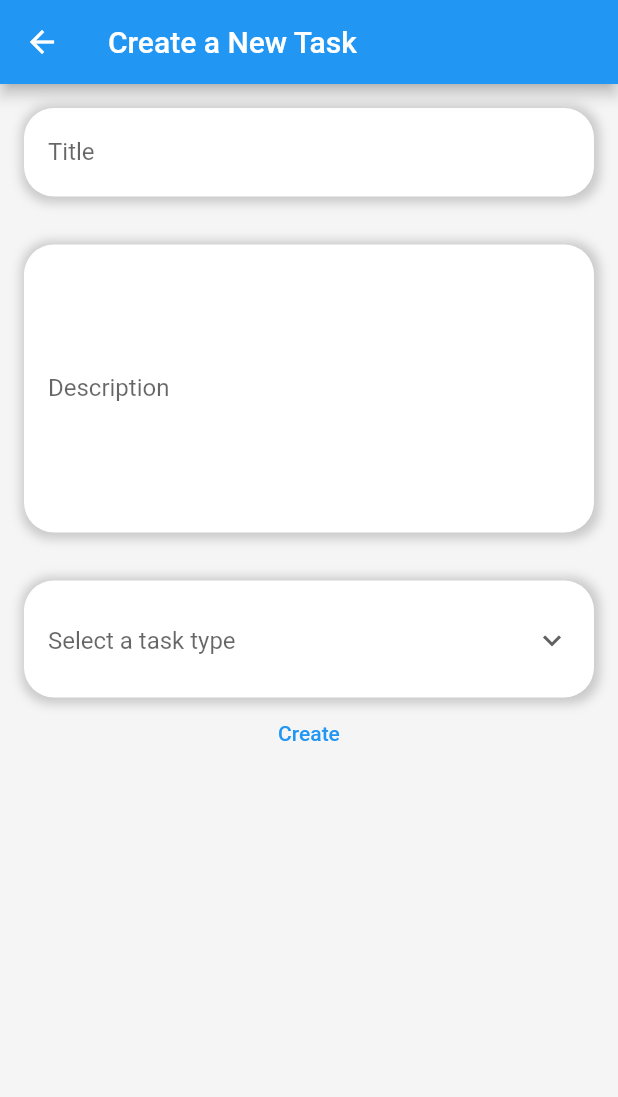
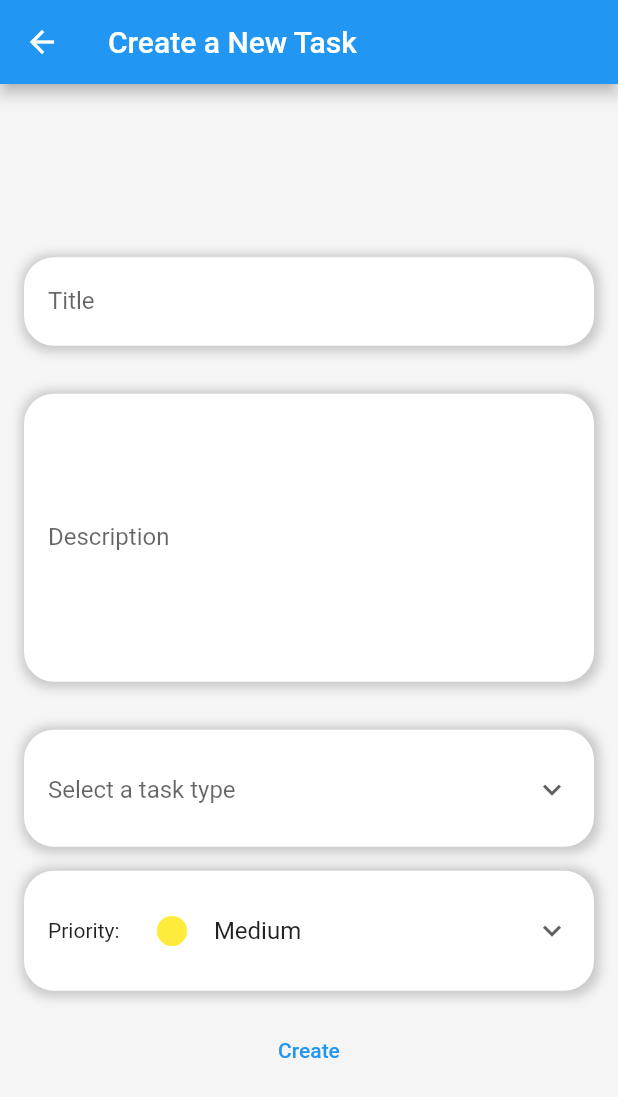
Before and after one commit to emilysmithson/careshare, a Flutter app: the CreateOrEditATaskScreen screen opened directly, on a phone screen of 412 x 824 dp. Shown: the top 1097 px of the screen. Run offline on Flutter 3.47's test engine with Material 2 defaults, Android fonts, the light colour scheme and no system bars; our stand-ins replace dartz, firebase_auth, firebase_core, firebase_database; accounts and stored records are empty.

Commit message:
add priorities

```diff
--- /dev/null
+++ b/lib/task_manager/domain/models/priority.dart
@@ -0,0 +1,45 @@
+import 'package:flutter/material.dart';
+
+class Priority {
+  final String level;
+  final int value;
+  final Color color;
+
+  Priority({
+    required this.level,
+    required this.value,
+    required this.color,
+  });
+  static final Priority highest = Priority(
+    level: 'Highest',
+    value: 1,
+    color: Colors.red,
+  );
+  static final Priority high = Priority(
+    level: 'High',
+    value: 2,
+    color: Colors.orange,
+  );
+  static final Priority medium = Priority(
+    level: 'Medium',
+    value: 3,
+    color: Colors.yellow,
+  );
+  static final Priority low = Priority(
+    level: 'Low',
+    value: 4,
+    color: Colors.blueGrey,
+  );
+  static final Priority lowest = Priority(
+    level: 'Lowest',
+    value: 5,
+    color: Colors.grey,
+  );
+  static final List<Priority> priorityList = [
+    highest,
+    high,
+    medium,
+    low,
+    lowest,
+  ];
+}
--- a/lib/task_manager/domain/models/task.dart
+++ b/lib/task_manager/domain/models/task.dart
@@ -1,3 +1,5 @@
+import 'package:careshare/task_manager/domain/models/priority.dart';
+
 import 'task_type.dart';
 
 enum Status {
@@ -10,13 +12,13 @@ class CareTask {
   final String description;
   late String? id;
   DateTime? dateCreated;
+  final Priority priority;
 
   // final bool assigned;
 
   late String? createdBy;
 
   final TaskType taskType;
-  // final DateTime dueDate;
 
   CareTask({
     required this.title,
@@ -27,7 +29,7 @@ class CareTask {
     this.createdBy,
     required this.taskType,
     this.dateCreated,
-    // required this.dueDate,
+    required this.priority,
   });
 
   Map<String, dynamic> toJson() {
@@ -38,6 +40,8 @@ class CareTask {
       'created_by': createdBy,
       'task_type': taskType.type,
       'date_created': dateCreated.toString(),
+      'priority': priority.value,
+      // 'due_date': dueDate.toString(),
       // 'task_type': taskType,
       // 'due_date': dueDate,
     };
--- a/lib/task_manager/infrastructure/repositories/task_repository_impl.dart
+++ b/lib/task_manager/infrastructure/repositories/task_repository_impl.dart
@@ -1,3 +1,4 @@
+import 'package:careshare/task_manager/domain/models/priority.dart';
 import 'package:dartz/dartz.dart';
 import 'package:firebase_database/firebase_database.dart';
 
@@ -45,6 +46,8 @@ class TaskRepoositoryImpl implements TaskRepository {
               description: value['description'] ?? '',
               createdBy: value['created_by'] ?? '',
               id: key,
+              priority: Priority.priorityList
+                  .firstWhere((element) => value['priority'] == element.value),
               dateCreated: DateTime.parse(value['date_created']),
               taskType: TaskType.taskTypeList.firstWhere(
                 (element) => element.type == value['task_type'],
--- a/lib/task_manager/presenter/create_or_edit_task/create_or_edit_task_controller.dart
+++ b/lib/task_manager/presenter/create_or_edit_task/create_or_edit_task_controller.dart
@@ -1,5 +1,6 @@
 import 'package:flutter/material.dart';
 
+import '../../domain/models/priority.dart';
 import '../../domain/models/task.dart';
 import '../../domain/models/task_type.dart';
 import '../../domain/usecases/all_usecases.dart';
@@ -9,6 +10,7 @@ class CreateOrEditATaskController {
   final formKey = GlobalKey<FormState>();
   TaskType? taskType;
   bool isCreateTask = true;
+  Priority priority = Priority.medium;
 
   late TextEditingController titleController;
   late TextEditingController descriptionController;
@@ -35,6 +37,7 @@ class CreateOrEditATaskController {
         title: titleController.text,
         description: descriptionController.text,
         dateCreated: DateTime.now(),
+        priority: priority,
       );
       if (isCreateTask) {
         TasksUseCases.createATask(task);
--- a/lib/task_manager/presenter/create_or_edit_task/create_or_edit_task_screen.dart
+++ b/lib/task_manager/presenter/create_or_edit_task/create_or_edit_task_screen.dart
@@ -1,9 +1,11 @@
+import '../../domain/models/priority.dart';
 import 'package:flutter/material.dart';
 
 import '../../../style/style.dart';
 import '../../../widgets/custom_form_field.dart';
 import '../../domain/models/task.dart';
 import '../../domain/models/task_type.dart';
+import '../widgets/select_priority.dart';
 import '../widgets/select_task_type.dart';
 import 'create_or_edit_task_controller.dart';
 
@@ -34,12 +36,14 @@ class _CreateOrEditATaskScreenState extends State<CreateOrEditATaskScreen> {
     return Scaffold(
       backgroundColor: Colors.grey.shade100,
       appBar: AppBar(
-        title: const Text('Create a New Task'),
+        title:
+            Text(controller.isCreateTask ? 'Create a New Task' : 'Edit a Task'),
       ),
       body: SafeArea(
         child: Center(
           child: Form(
             key: controller.formKey,
+            child: SingleChildScrollView(
               child: Column(
                 children: [
                   CustomFormField(
@@ -68,7 +72,8 @@ class _CreateOrEditATaskScreenState extends State<CreateOrEditATaskScreen> {
                   Container(
                     width: double.infinity,
                     margin: const EdgeInsets.only(top: 16, left: 16, right: 16),
-                  padding: const EdgeInsets.only(top: 16, left: 16, right: 16),
+                    padding:
+                        const EdgeInsets.only(top: 16, left: 16, right: 16),
                     decoration: Style.boxDecoration,
                     child: Column(
                       crossAxisAlignment: CrossAxisAlignment.start,
@@ -88,6 +93,11 @@ class _CreateOrEditATaskScreenState extends State<CreateOrEditATaskScreen> {
                         )
                       ],
                     ),
+                  ),
+                  SelectPriority(
+                    onSelect: (Priority priority) {
+                      controller.priority = priority;
+                    },
                   ),
                   TextButton(
                     onPressed: () {
@@ -111,6 +121,7 @@ class _CreateOrEditATaskScreenState extends State<CreateOrEditATaskScreen> {
             ),
           ),
         ),
+      ),
     );
   }
 }
--- /dev/null
+++ b/lib/task_manager/presenter/widgets/select_priority.dart
@@ -0,0 +1,79 @@
+import 'package:flutter/material.dart';
+
+import '../../../style/style.dart';
+import '../../domain/models/priority.dart';
+
+class SelectPriority extends StatefulWidget {
+  final Priority? currentPriority;
+  final Function onSelect;
+
+  const SelectPriority({Key? key, this.currentPriority, required this.onSelect})
+      : super(key: key);
+
+  @override
+  _SelectPriorityState createState() => _SelectPriorityState();
+}
+
+class _SelectPriorityState extends State<SelectPriority> {
+  final List<Priority> options = [];
+  Priority currentPriority = Priority.medium;
+
+  @override
+  void initState() {
+    if (widget.currentPriority != null) {
+      currentPriority = widget.currentPriority!;
+    }
+    options.addAll(Priority.priorityList);
+    super.initState();
+  }
+
+  @override
+  Widget build(BuildContext context) {
+    return Container(
+      decoration: Style.boxDecoration,
+      padding: const EdgeInsets.all(16),
+      margin: const EdgeInsets.all(16),
+      child: Row(
+        children: [
+          const Text('Priority:  '),
+          const SizedBox(width: 16),
+          Expanded(
+            child: DropdownButton<String>(
+              borderRadius: const BorderRadius.all(
+                Radius.circular(20),
+              ),
+              isExpanded: true,
+              value: currentPriority.level,
+              underline: Container(),
+              icon: const RotatedBox(
+                quarterTurns: 3,
+                child: Icon(Icons.chevron_left),
+              ),
+              onChanged: (String? newValue) {
+                setState(() {
+                  final Priority newPriority = Priority.priorityList.firstWhere(
+                    (element) => newValue == element.level,
+                  );
+                  currentPriority = newPriority;
+                  widget.onSelect(newPriority);
+                });
+              },
+              items: options.map<DropdownMenuItem<String>>((Priority value) {
+                return DropdownMenuItem<String>(
+                  value: value.level,
+                  child: Row(
+                    children: [
+                      Icon(Icons.circle, color: value.color),
+                      const SizedBox(width: 16),
+                      Text(value.level),
+                    ],
+                  ),
+                );
+              }).toList(),
+            ),
+          ),
+        ],
+      ),
+    );
+  }
+}
--- /dev/null
+++ b/lib/widgets/date_picker.dart
@@ -0,0 +1,27 @@
+import 'package:flutter/cupertino.dart';
+import 'package:flutter/material.dart';
+
+import '../style/style.dart';
+
+class DatePicker extends StatefulWidget {
+  const DatePicker({Key? key}) : super(key: key);
+
+  @override
+  _DatePickerState createState() => _DatePickerState();
+}
+
+class _DatePickerState extends State<DatePicker> {
+  @override
+  Widget build(BuildContext context) {
+    return Container(
+      decoration: Style.boxDecoration,
+      padding: const EdgeInsets.all(16),
+      margin: const EdgeInsets.all(16),
+      height: 100,
+      child: CupertinoDatePicker(
+        mode: CupertinoDatePickerMode.date,
+        onDateTimeChanged: (date) {},
+      ),
+    );
+  }
+}
--- a/lib/widgets/job_summary_widget.dart
+++ b/lib/widgets/job_summary_widget.dart
@@ -70,6 +70,13 @@ class JobSummaryWidget extends StatelessWidget {
                     color: Colors.grey,
                   ),
                 ),
+                Padding(
+                  padding: const EdgeInsets.all(8.0),
+                  child: Icon(
+                    Icons.circle,
+                    color: task.priority.color,
+                  ),
+                ),
               ],
             ),
           ),
```
Lines whose indentation alone changed are shown as unchanged.
